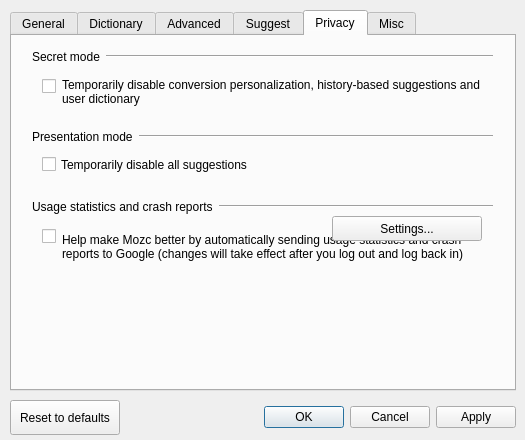
First picture: the form in src/gui/config_dialog/config_dialog.ui, repository google/mozc, before the edit.
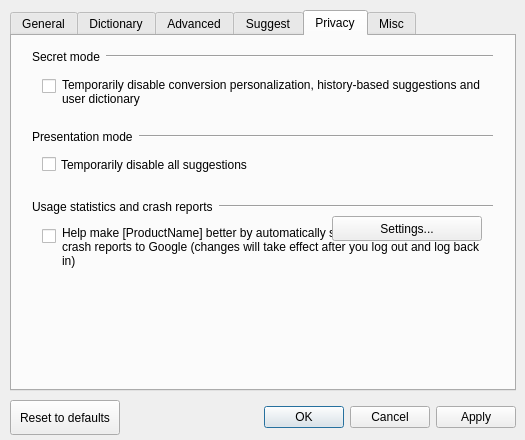
Second picture: the form after the edit. The open tabs and pages were chosen to show the change. Custom widgets are drawn as their Qt base class.

Diff of the .ui file:
```diff
--- a/src/gui/config_dialog/config_dialog.ui
+++ b/src/gui/config_dialog/config_dialog.ui
@@ -1059,7 +1059,7 @@
        </rect>
       </property>
       <property name="text">
-       <string>Help make Mozc better by automatically sending usage statistics and crash reports to Google (changes will take effect after you log out and log back in)</string>
+       <string>Help make [ProductName] better by automatically sending usage statistics and crash reports to Google (changes will take effect after you log out and log back in)</string>
       </property>
       <property name="wordWrap">
        <bool>true</bool>
```
Left out of the diff: 4 changed lines with no effect on the pictures.
